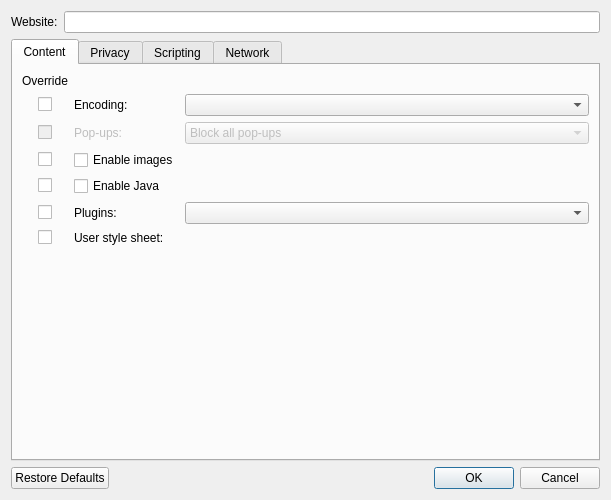
Old version of the form src/ui/WebsitePreferencesDialog.ui in the repository OtterBrowser/otter-browser.
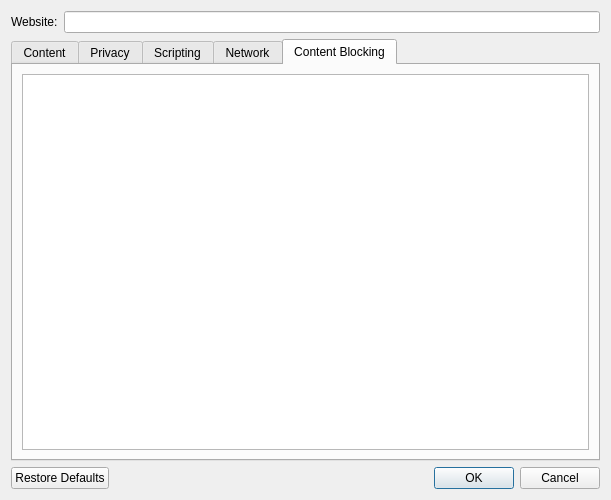
New version of the form. The open tabs and pages were chosen to show the change. Custom widgets are drawn as their Qt base class.

Commit message: Add website specific configuration of Content Blocking

```diff
--- a/src/ui/WebsitePreferencesDialog.ui
+++ b/src/ui/WebsitePreferencesDialog.ui
@@ -967,6 +967,37 @@
        </item>
       </layout>
      </widget>
+     <widget class="QWidget" name="contentBlockingTab">
+      <attribute name="title">
+       <string>Content Blocking</string>
+      </attribute>
+      <layout class="QVBoxLayout" name="contentBlockingVerticalLayout">
+       <item>
+        <layout class="QHBoxLayout" name="horizontalLayout">
+         <item>
+          <layout class="QVBoxLayout" name="profliesLayout">
+           <item>
+            <widget class="Otter::ItemViewWidget" name="contentBlockingProfilesViewWidget">
+             <property name="editTriggers">
+              <set>QAbstractItemView::CurrentChanged|QAbstractItemView::DoubleClicked|QAbstractItemView::EditKeyPressed</set>
+             </property>
+             <property name="alternatingRowColors">
+              <bool>true</bool>
+             </property>
+             <property name="selectionMode">
+              <enum>QAbstractItemView::SingleSelection</enum>
+             </property>
+             <property name="selectionBehavior">
+              <enum>QAbstractItemView::SelectRows</enum>
+             </property>
+            </widget>
+           </item>
+          </layout>
+         </item>
+        </layout>
+       </item>
+      </layout>
+     </widget>
     </widget>
    </item>
    <item>
```
The commit also changes 2 other files.
